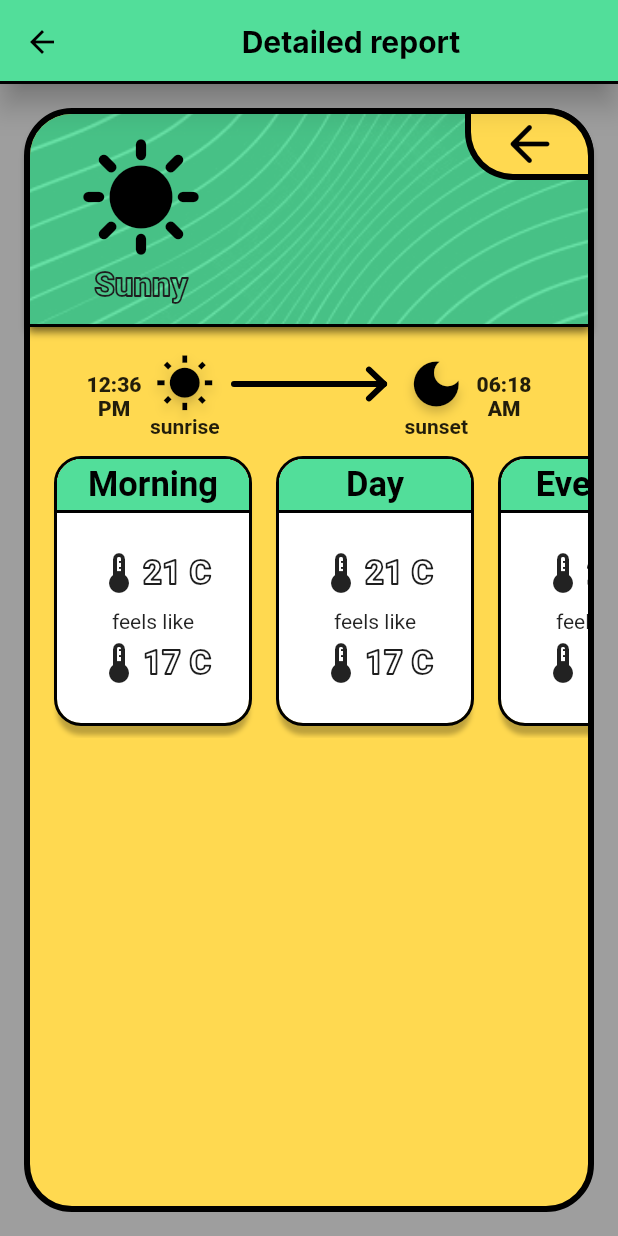
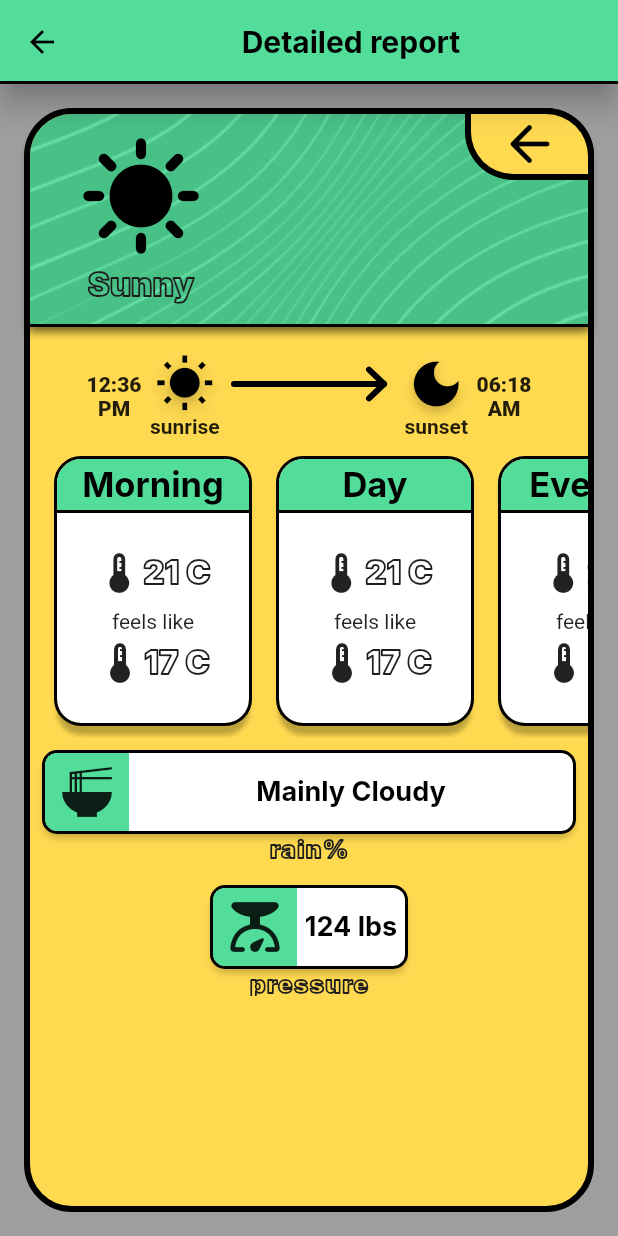
Before and after one commit to vladcto/cartoon-weather, a Flutter app: the DetailPage screen opened by its route, on a phone screen of 412 x 824 dp. Run offline on Flutter 3.47's test engine with Material 2 defaults, Android fonts, the phone set to English and light mode, and no system bars; missing offline and left inert: charts_painter; Roboto replaces fonts that are missing (Inter).

Commit message:
Сделал маленкую карточку на детальном экране. Пока что не добавил карточку на детальный экран.

```diff
--- a/cartoon_weather/lib/detail_page.dart
+++ b/cartoon_weather/lib/detail_page.dart
@@ -1,3 +1,4 @@
+import 'package:cartoon_weather/line_info_card.dart';
 import 'package:cartoon_weather/temp_day_card.dart';
 import 'package:cartoon_weather/theme_images.dart';
 import 'package:flutter/material.dart';
@@ -93,7 +94,26 @@ class DetailPage extends StatelessWidget {
                             SizedBox(width: 16),
                           ],
                         ),
-                      )
+                      ),
+                      const Padding(
+                        padding: EdgeInsets.all(8.0),
+                        child: LineInfoCard(
+                          text: "Mainly Cloudy",
+                          subtext: "rain%",
+                          icon: Icons.ramen_dining,
+                        ),
+                      ),
+                      SizedBox(
+                        width: 148,
+                        child: const Padding(
+                          padding: EdgeInsets.all(8.0),
+                          child: LineInfoCard(
+                            text: "124 lbs",
+                            subtext: "pressure",
+                            icon: Icons.scale_rounded,
+                          ),
+                        ),
+                      ),
                     ],
                   ),
                 ),
--- /dev/null
+++ b/cartoon_weather/lib/line_info_card.dart
@@ -0,0 +1,77 @@
+import 'package:flutter/material.dart';
+
+class LineInfoCard extends StatelessWidget {
+  final String text, subtext;
+  final IconData icon;
+  const LineInfoCard(
+      {required this.text, required this.subtext, required this.icon, Key? key})
+      : super(key: key);
+
+  @override
+  Widget build(BuildContext context) {
+    var theme = Theme.of(context);
+    return Column(
+      mainAxisSize: MainAxisSize.min,
+      children: [
+        Container(
+          height: 52,
+          width: double.infinity,
+          clipBehavior: Clip.hardEdge,
+          margin: const EdgeInsets.all(2),
+          decoration: BoxDecoration(
+            color: Colors.white,
+            borderRadius: BorderRadius.circular(8),
+            border: Border.all(
+              color: Colors.black,
+              width: 2,
+              strokeAlign: BorderSide.strokeAlignOutside,
+            ),
+            boxShadow: const [
+              BoxShadow(
+                color: Colors.black26,
+                offset: Offset(0, 4),
+                blurRadius: 4,
+              )
+            ],
+          ),
+          child: Row(
+            children: [
+              Container(
+                padding: const EdgeInsets.all(6),
+                width: 56,
+                height: double.infinity,
+                color: theme.colorScheme.primary,
+                child: FittedBox(
+                  fit: BoxFit.contain,
+                  child: Icon(icon),
+                ),
+              ),
+              Expanded(
+                child: Center(
+                  child: Text(
+                    text,
+                    style: theme.textTheme.labelLarge!.copyWith(fontSize: 18),
+                  ),
+                ),
+              ),
+            ],
+          ),
+        ),
+        SizedBox(
+          height: 18,
+          width: double.infinity,
+          child: Center(
+            child: Text(
+              subtext,
+              style: theme.textTheme.labelMedium!.copyWith(
+                fontSize: 16,
+                letterSpacing: 1,
+                wordSpacing: 2,
+              ),
+            ),
+          ),
+        )
+      ],
+    );
+  }
+}
--- a/cartoon_weather/lib/main.dart
+++ b/cartoon_weather/lib/main.dart
@@ -28,12 +28,14 @@ class HomePage extends StatelessWidget {
       textTheme: TextTheme(
         labelLarge: const TextStyle(
           fontSize: 23,
+          fontFamily: "Inter",
           fontWeight: FontWeight.w700,
           color: Colors.black,
         ),
         labelMedium: TextStyle(
           fontSize: 22,
           fontWeight: FontWeight.w900,
+          fontFamily: "Inter",
           foreground: Paint()
             ..style = PaintingStyle.stroke
             ..strokeWidth = 1.3
```
